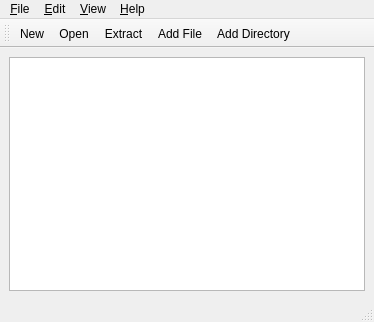
First picture: the form in qtarc/ui/mainwindow.ui, repository rgfernandes/qtdesktop, before the edit.
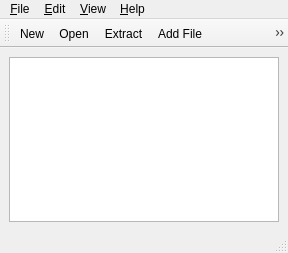
Second picture: the form after the edit. Icons and pictures are not drawn.

Diff of the .ui file:
```diff
--- a/qtarc/ui/mainwindow.ui
+++ b/qtarc/ui/mainwindow.ui
@@ -6,17 +6,17 @@
    <rect>
     <x>0</x>
     <y>0</y>
-    <width>374</width>
-    <height>322</height>
+    <width>288</width>
+    <height>253</height>
    </rect>
   </property>
   <property name="windowTitle">
    <string notr="true">QtArc</string>
   </property>
   <widget class="QWidget" name="centralwidget">
-   <layout class="QGridLayout" name="gridLayout">
-    <item row="0" column="0">
-     <widget class="QTableWidget" name="tableWidget"/>
+   <layout class="QVBoxLayout" name="verticalLayout">
+    <item>
+     <widget class="QTreeView" name="treeView"/>
     </item>
    </layout>
   </widget>
@@ -25,8 +25,8 @@
     <rect>
      <x>0</x>
      <y>0</y>
-     <width>374</width>
-     <height>25</height>
+     <width>288</width>
+     <height>22</height>
     </rect>
    </property>
    <widget class="QMenu" name="menu_File">
```
Left out of the diff: 2 changed lines with no effect on the pictures.
